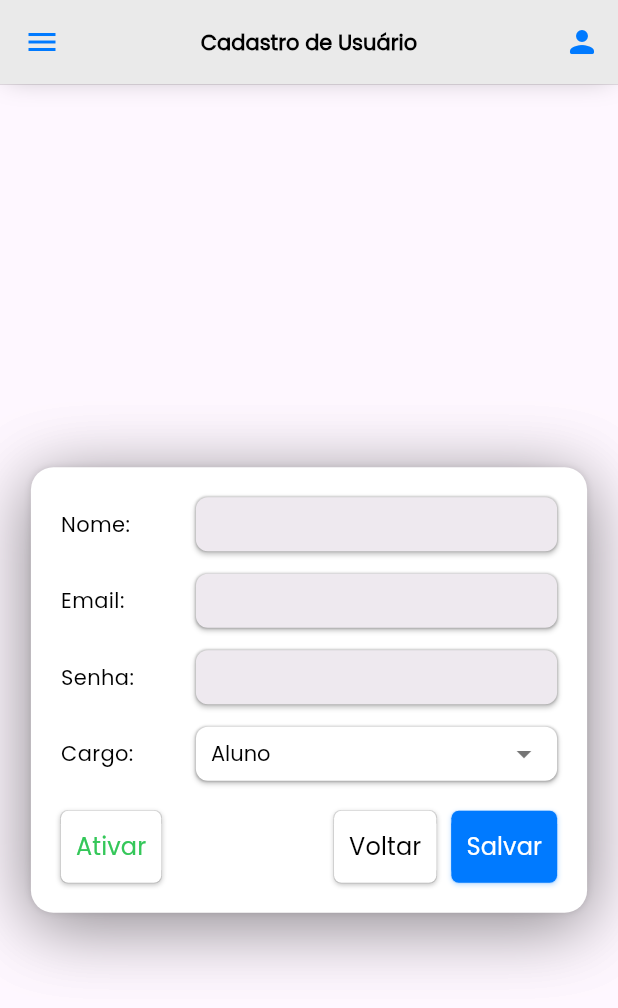
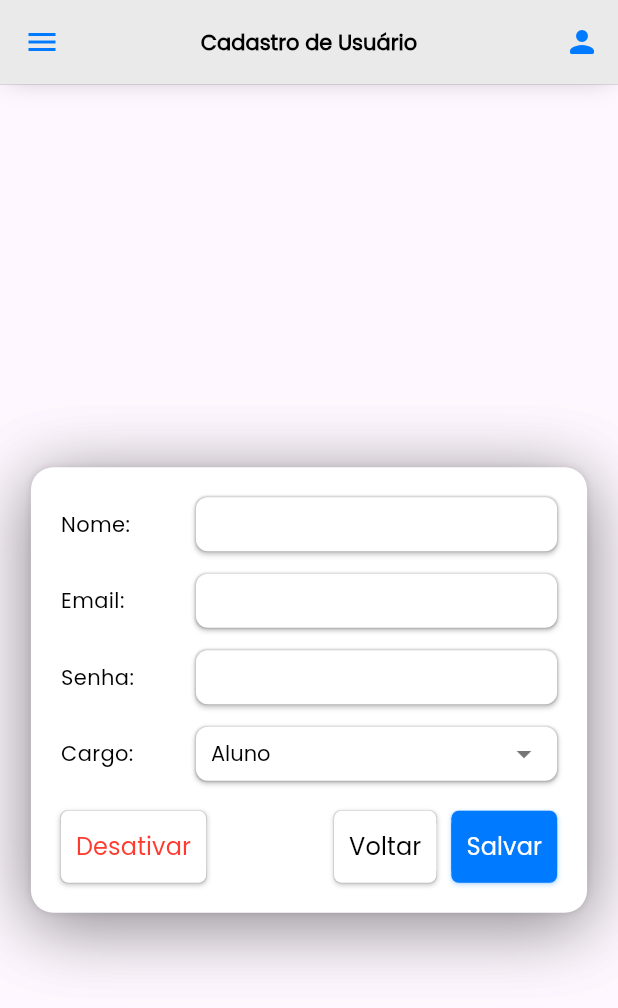
Before and after one commit to NutriClin/nutriclin, a Flutter app: the UsuarioDetalhe screen opened directly, on a phone screen of 412 x 824 dp. Shown: the top 1008 px of the screen. Run offline on Flutter 3.47's test engine with Material 3 defaults, Android fonts, the phone set to English and light mode, and no system bars; our stand-ins replace cloud_firestore, firebase_auth, firebase_core, flutter_svg; accounts and stored records are empty; statements that could not run were skipped.

Commit message:
melhoria dropdown

```diff
--- a/nutri_app/lib/components/custom_dropdown.dart
+++ b/nutri_app/lib/components/custom_dropdown.dart
@@ -6,6 +6,7 @@ class CustomDropdown extends StatelessWidget {
   final String value;
   final ValueChanged<String?> onChanged;
   final double width;
+  final bool enabled; // Novo parâmetro
 
   const CustomDropdown({
     super.key,
@@ -14,6 +15,7 @@ class CustomDropdown extends StatelessWidget {
     required this.value,
     required this.onChanged,
     required this.width,
+    this.enabled = true, // Parâmetro com valor padrão como true
   });
 
   @override
@@ -39,7 +41,7 @@ class CustomDropdown extends StatelessWidget {
               height: 36,
               padding: const EdgeInsets.symmetric(horizontal: 10),
               decoration: BoxDecoration(
-                color: Colors.white,
+                color: enabled ? Colors.white : Color(0xFFEEE9EF),
                 borderRadius: BorderRadius.circular(8),
                 boxShadow: [
                   BoxShadow(
@@ -59,14 +61,15 @@ class CustomDropdown extends StatelessWidget {
                 child: DropdownButton<String>(
                   value: value,
                   isExpanded: true,
-                  icon: const Icon(Icons.arrow_drop_down, color: Colors.black54),
+                  icon:
+                      const Icon(Icons.arrow_drop_down, color: Colors.black54),
                   style: const TextStyle(
                     fontSize: 14,
                     fontWeight: FontWeight.w500,
                     fontFamily: 'Poppins',
                     color: Colors.black,
                   ),
-                  onChanged: onChanged,
+                  onChanged: enabled ? onChanged : null,
                   items: items
                       .map((item) => DropdownMenuItem(
                             value: item,
--- a/nutri_app/lib/pages/usuario_detalhe.dart
+++ b/nutri_app/lib/pages/usuario_detalhe.dart
@@ -145,14 +145,14 @@ class _UsuarioDetalheState extends State<UsuarioDetalhe> {
                               label: 'Nome:',
                               width: 80,
                               controller: nomeController,
-                              enabled: !_isAtivo,
+                              enabled: _isAtivo,
                             ),
                             const SizedBox(height: 15),
                             CustomInput(
                               label: 'Email:',
                               width: 80,
                               controller: emailController,
-                              enabled: !_isAtivo,
+                              enabled: _isAtivo,
                             ),
                             const SizedBox(height: 15),
                             CustomInput(
@@ -160,13 +160,14 @@ class _UsuarioDetalheState extends State<UsuarioDetalhe> {
                               width: 80,
                               controller: senhaController,
                               obscureText: true,
-                              enabled: !_isAtivo,
+                              enabled: _isAtivo,
                             ),
                             const SizedBox(height: 15),
                             CustomDropdown(
                               label: 'Cargo:',
                               value: _tipoUsuario,
                               items: ['Aluno', 'Professor', 'Coordenador'],
+                              enabled: _isAtivo,
                               onChanged: (valor) {
                                 setState(() {
                                   _tipoUsuario = valor!;
@@ -179,17 +180,18 @@ class _UsuarioDetalheState extends State<UsuarioDetalhe> {
                               mainAxisAlignment: MainAxisAlignment.spaceBetween,
                               children: [
                                 CustomButton(
-                                  text: _isAtivo ? 'Ativar' : 'Desativar',
+                                  text: _isAtivo ? 'Desativar' : 'Ativar',
                                   onPressed: () {
                                     setState(() {
                                       _isAtivo = !_isAtivo;
                                     });
                                   },
                                   color: Colors.white,
-                                  textColor: _isAtivo ? Color(0xFFF34C759) : Color(0xFFFF3B30),
+                                  textColor: _isAtivo
+                                      ? Color(0xFFFF3B30)
+                                      : Color(0xFFF34C759),
                                   boxShadowColor: Colors.black,
                                 ),
-
                                 Row(
                                   children: [
                                     CustomButton(
```
